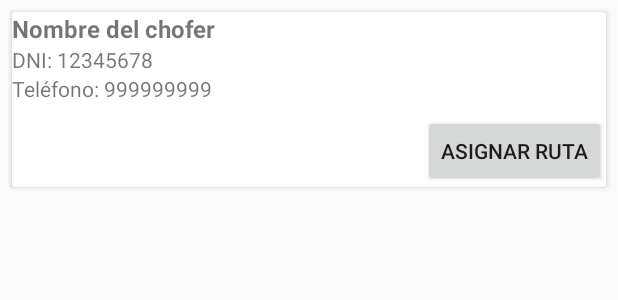
After one commit to JoseMori-Curimana/Proyecto_New_2025BUS, an Android app: the layout item_chofer_asignacion.xml on its own in the app's theme, with its tools: preview values and no code run, on a phone screen of 412 x 824 dp. The commit adds this screen. Shown: the top 300 px of the screen. Run offline under Robolectric (Android 15) with nearby library versions, the phone set to English and light mode, and no system bars.

Commit message:
Implementado módulo visual de asignación de ruta para choferes con integración a Firestore y navegación desde panel admin

```diff
--- a/app/src/main/java/com/example/proyecto_new_2025bus/AdminActivity.java
+++ b/app/src/main/java/com/example/proyecto_new_2025bus/AdminActivity.java
@@ -40,8 +40,9 @@ public class AdminActivity extends AppCompatActivity {
         });
 
         // Ir a asignar ruta (temporal: RutaVaciaActivity)
+        btnAsignarRuta = findViewById(R.id.btnAsignarRuta);
         btnAsignarRuta.setOnClickListener(v -> {
-            Intent intent = new Intent(AdminActivity.this, RutaVaciaActivity.class); // luego lo cambias por AsignarRutaActivity
+            Intent intent = new Intent(AdminActivity.this, ListaChoferesActivity.class);
             startActivity(intent);
         });
     }
--- a/app/src/main/java/com/example/proyecto_new_2025bus/LoginActivity.java
+++ b/app/src/main/java/com/example/proyecto_new_2025bus/LoginActivity.java
@@ -61,7 +61,7 @@ public class LoginActivity extends AppCompatActivity {
                                 destino = AdminActivity.class;
                             } else {
                                 // Redirige a la nueva actividad vacía para cualquier otro rol
-                                destino = RutaVaciaActivity.class;
+                                destino = AsignarRutaActivity.class;
                             }
 
                             // Pasa el nombre del usuario al Intent
--- /dev/null
+++ b/app/src/main/res/layout/item_chofer_asignacion.xml
@@ -0,0 +1,49 @@
+<?xml version="1.0" encoding="utf-8"?>
+<androidx.cardview.widget.CardView xmlns:android="http://schemas.android.com/apk/res/android"
+    android:layout_width="match_parent"
+    android:layout_height="wrap_content"
+    android:layout_margin="8dp"
+    android:elevation="4dp"
+    android:padding="12dp">
+
+    <LinearLayout
+        android:orientation="vertical"
+        android:layout_width="match_parent"
+        android:layout_height="wrap_content">
+
+        <!-- Nombre -->
+        <TextView
+            android:id="@+id/tvNombreChofer"
+            android:layout_width="match_parent"
+            android:layout_height="wrap_content"
+            android:text="Nombre del chofer"
+            android:textSize="16sp"
+            android:textStyle="bold" />
+
+        <!-- DNI -->
+        <TextView
+            android:id="@+id/tvDniChofer"
+            android:layout_width="match_parent"
+            android:layout_height="wrap_content"
+            android:text="DNI: 12345678"
+            android:textSize="14sp" />
+
+        <!-- Teléfono -->
+        <TextView
+            android:id="@+id/tvTelefonoChofer"
+            android:layout_width="match_parent"
+            android:layout_height="wrap_content"
+            android:text="Teléfono: 999999999"
+            android:textSize="14sp" />
+
+        <!-- Botón -->
+        <Button
+            android:id="@+id/btnAsignarRuta"
+            android:layout_width="wrap_content"
+            android:layout_height="wrap_content"
+            android:text="Asignar Ruta"
+            android:layout_marginTop="8dp"
+            android:layout_gravity="end" />
+
+    </LinearLayout>
+</androidx.cardview.widget.CardView>
```
Also changed, not shown: app/src/main/AndroidManifest.xml (+18 -9 lines), app/src/main/java/com/example/proyecto_new_2025bus/Chofer.java (added, +33 -0 lines), app/src/main/java/com/example/proyecto_new_2025bus/ChoferAsignacionAdapter.java (added, +116 -0 lines), app/src/main/java/com/example/proyecto_new_2025bus/ListaChoferesActivity.java (added, +56 -0 lines), app/src/main/java/com/example/proyecto_new_2025bus/RutaVaciaActivity.java (deleted, +0 -12 lines), app/src/main/res/layout/activity_lista_choferes.xml (added, +20 -0 lines).
